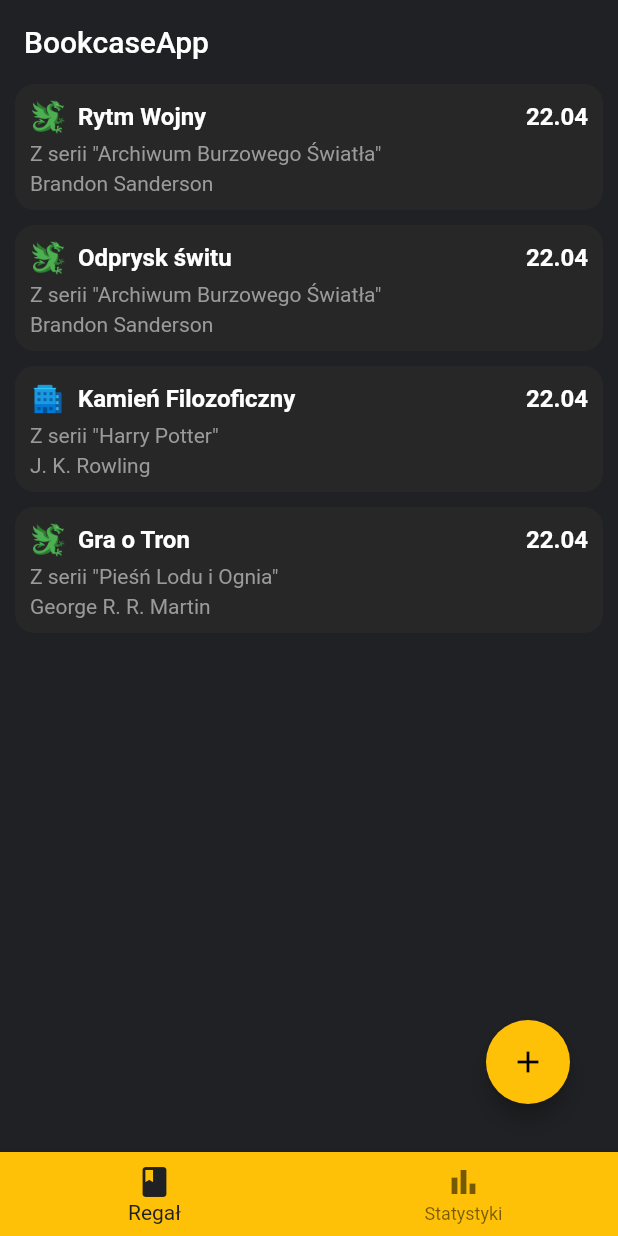
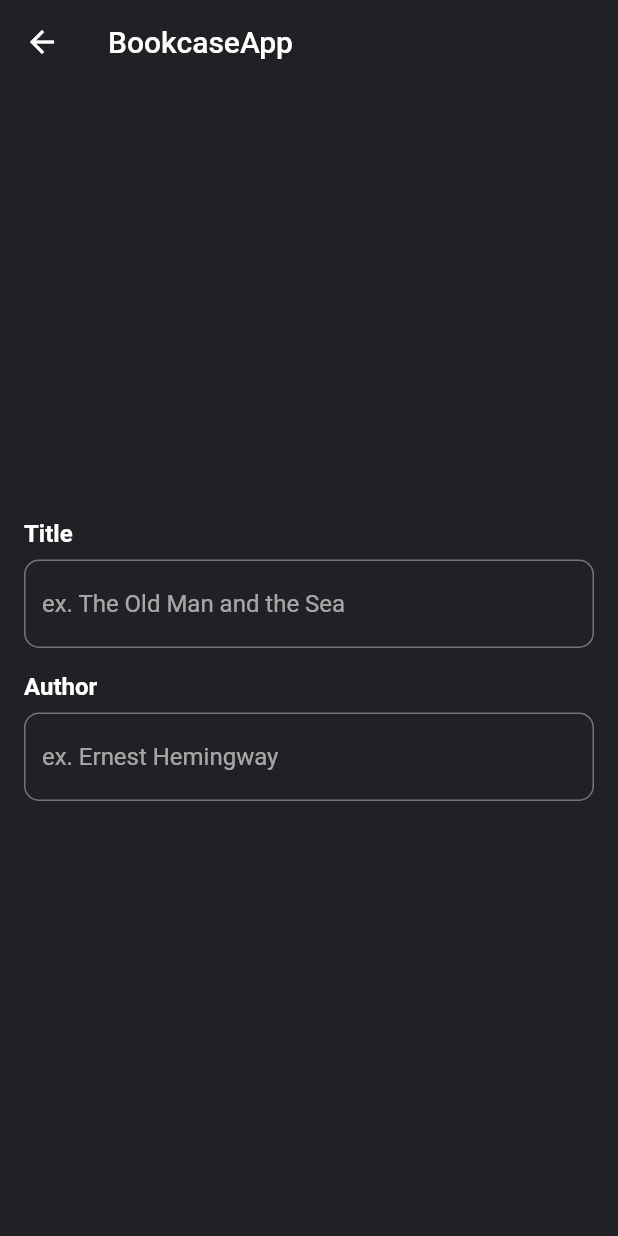
Before and after one commit to Wojw99/bookcase-app, a Flutter app: the screen it shows after launch, after a tap on the "add" icon, on a phone screen of 412 x 824 dp. Run offline on Flutter 3.47's test engine with Material 2 defaults, Android fonts, the phone set to English and light mode, and no system bars.

Commit message:
Working on view layer

```diff
--- a/lib/utils/strings.dart
+++ b/lib/utils/strings.dart
@@ -2,3 +2,11 @@ const String kAppTitle = 'BookcaseApp';
 const String kBookcase = 'Regał';
 const String kStats = 'Statystyki';
 const String kSeriesPrefix = 'Z serii';
+
+const String kTitle = 'Tytuł';
+const String kAuthor = 'Autor';
+const String kSeries = 'Seria';
+const String kNote = 'Notatka';
+const String kDate = 'Data';
+const String kReadingState = 'Status';
+const String kGenre = 'Gatunek';
--- /dev/null
+++ b/lib/views/pages/adding_page.dart
@@ -0,0 +1,76 @@
+import 'package:bookcase_app/utils/colors.dart';
+import 'package:bookcase_app/utils/strings.dart';
+import 'package:flutter/cupertino.dart';
+import 'package:flutter/material.dart';
+
+class AddingPage extends StatelessWidget {
+  @override
+  Widget build(BuildContext context) {
+    return Scaffold(
+      appBar: AppBar(
+        title: Text(kAppTitle),
+        elevation: 0.0,
+        backgroundColor: kColorDark,
+      ),
+      body: Container(
+        color: kColorDark,
+        child: Padding(
+          padding: EdgeInsets.symmetric(horizontal: 16.0),
+          child: Column(
+            mainAxisAlignment: MainAxisAlignment.center,
+            crossAxisAlignment: CrossAxisAlignment.start,
+            children: [
+              Text(
+                'Title',
+                style: kHeaderStyle,
+              ),
+              SizedBox(height: 8.0),
+              TextField(
+                decoration: InputDecoration(
+                  border: border,
+                  focusedBorder: focusedBorder,
+                  hintText: 'ex. The Old Man and the Sea',
+                ),
+              ),
+              Padding(
+                padding: EdgeInsets.only(
+                  top: topPadding,
+                  bottom: bottomPadding,
+                ),
+                child: Text(
+                  'Author',
+                  style: kHeaderStyle,
+                ),
+              ),
+              TextField(
+                decoration: InputDecoration(
+                  border: border,
+                  focusedBorder: focusedBorder,
+                  hintText: 'ex. Ernest Hemingway',
+                ),
+              )
+            ],
+          ),
+        ),
+      ),
+    );
+  }
+}
+
+const topPadding = 16.0;
+const bottomPadding = 8.0;
+
+final border = OutlineInputBorder(
+  borderRadius: BorderRadius.circular(10.0),
+);
+
+final focusedBorder = OutlineInputBorder(
+  borderSide: BorderSide(color: kColorMain, width: 2.0),
+  borderRadius: BorderRadius.circular(10.0),
+);
+
+const kHeaderStyle = TextStyle(
+  fontSize: 16.0,
+  fontWeight: FontWeight.bold,
+  color: kColorTextLight,
+);
--- a/lib/views/pages/books_page.dart
+++ b/lib/views/pages/books_page.dart
@@ -1,6 +1,7 @@
 import 'package:bookcase_app/utils/colors.dart';
 import 'package:bookcase_app/utils/strings.dart';
 import 'package:bookcase_app/viewmodels/books_vm.dart';
+import 'package:bookcase_app/views/pages/adding_page.dart';
 import 'package:bookcase_app/views/pages/stats_page.dart';
 import 'package:bookcase_app/views/view_helper.dart';
 import 'package:bookcase_app/views/widgets/row_book.dart';
@@ -36,7 +37,12 @@ class BooksPage extends StatelessWidget {
         padding: EdgeInsets.all(16.0),
         child: FloatingActionButton(
           backgroundColor: kColorMain,
-          onPressed: () {},
+          onPressed: () {
+            Navigator.push(
+              context,
+              MaterialPageRoute(builder: (context) => AddingPage()),
+            );
+          },
           child: Icon(Icons.add),
         ),
       ),
--- a/lib/views/view_helper.dart
+++ b/lib/views/view_helper.dart
@@ -1,6 +1,8 @@
 import 'package:bookcase_app/utils/enums.dart';
 
+/// Class stores helpful methods for building UI.
 class ViewHelper {
+  /// Function return different image source for each of Genre enum values.
   static String getImgSourceForGenre(Genre genre) {
     if (genre == Genre.UrbanFantasy)
       return 'assets/img/i_company.png';
@@ -17,4 +19,15 @@ class ViewHelper {
     else // (genre == Genre.Other)
       return 'assets/img/i_thriller.png';
   }
+
+  /// Function formats DateTime and returns String adequate to format dd.MM
+  static String getTextForDateTime(DateTime date) {
+    var month = date.month.toString();
+    var day = date.day.toString();
+
+    if (month.length < 2) month = '0$month';
+    if (day.length < 2) day = '0$day';
+
+    return '$day.$month';
+  }
 }
--- a/lib/views/widgets/row_book.dart
+++ b/lib/views/widgets/row_book.dart
@@ -52,8 +52,7 @@ class BookRow extends StatelessWidget {
                     ),
                   ),
                   Text(
-                    // TODO: row date
-                    '22.04',
+                    ViewHelper.getTextForDateTime(date),
                     style: kRowHeaderStyle,
                   ),
                 ],
--- a/pubspec.yaml
+++ b/pubspec.yaml
@@ -13,6 +13,7 @@ dependencies:
   cupertino_icons: ^1.0.2
   # Provider for state management
   provider: ^5.0.0
+  fl_chart: ^0.35.0
 
 dev_dependencies:
   flutter_test:
```
Also changed, not shown: lib/utils/styles.dart (added), pubspec.lock.
